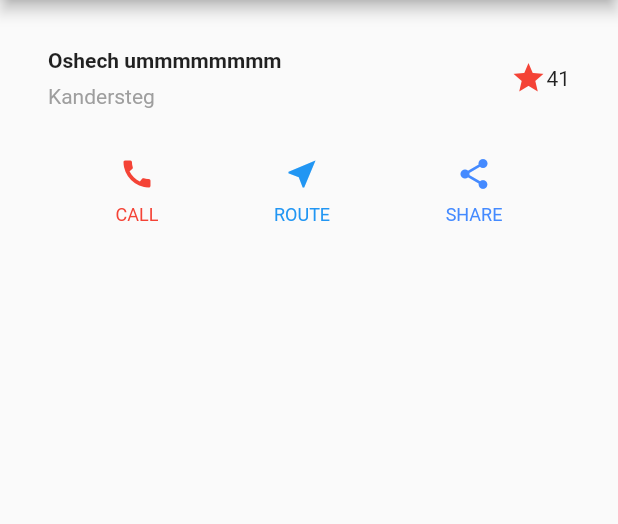
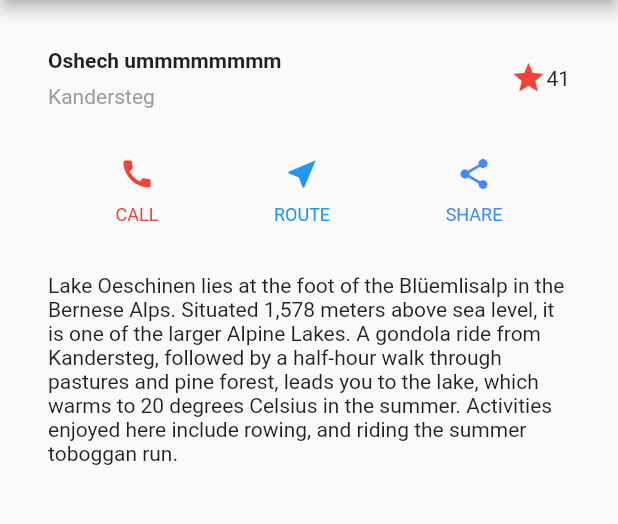
Before and after one commit to SoonGwan/Flutter_study_project_list, a Flutter app: the screen it shows after launch, on a phone screen of 412 x 824 dp, the part 84-608 px from its top. Run offline on Flutter 3.47's test engine with Material 2 defaults, Android fonts, the phone set to English and light mode, and no system bars.

Commit message:
[ADD] textSection

```diff
--- a/lib/main.dart
+++ b/lib/main.dart
@@ -78,6 +78,17 @@
     ),
   );
 
+  Widget textSection = Container(
+    padding: const EdgeInsets.all(32),
+    child: Text(
+        'Lake Oeschinen lies at the foot of the Blüemlisalp in the Bernese '
+        'Alps. Situated 1,578 meters above sea level, it is one of the '
+        'larger Alpine Lakes. A gondola ride from Kandersteg, followed by a '
+        'half-hour walk through pastures and pine forest, leads you to the '
+        'lake, which warms to 20 degrees Celsius in the summer. Activities '
+        'enjoyed here include rowing, and riding the summer toboggan run.',
+        softWrap: true),
+  );
   @override
   Widget build(BuildContext context) {
     // This method is rerun every time setState is called, for instance as done
@@ -91,7 +102,7 @@
           // the App.build method, and use it to set our appbar title.
           title: Text(widget.title),
         ),
-        body: Column(children: [titleSection, buttonSection]));
+        body: Column(children: [titleSection, buttonSection, textSection]));
   }
 }
 
```
